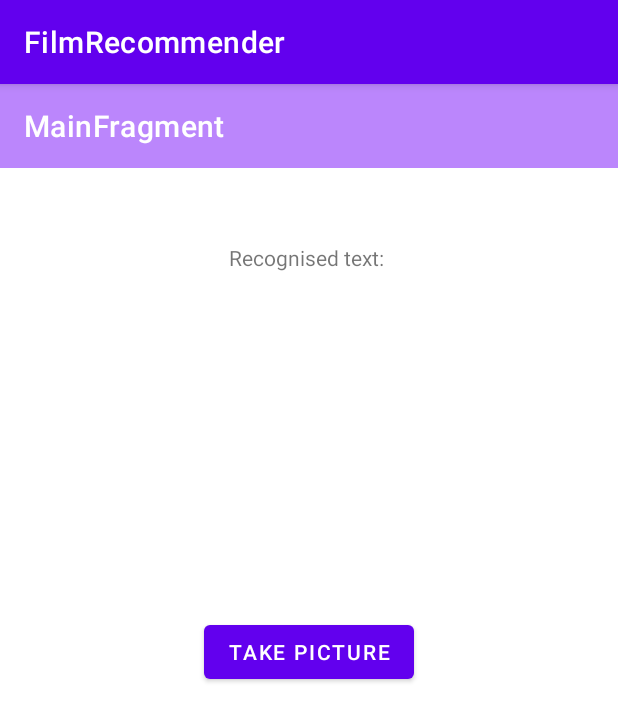
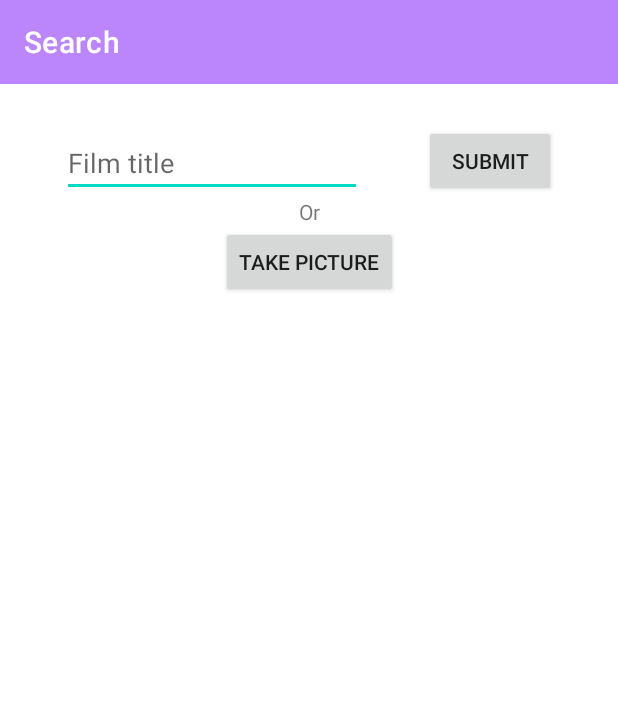
Before and after one commit to CharlievWilliams/FilmRecommender, an Android app: the screen it shows after launch (MainActivity), on a phone screen of 412 x 824 dp. Shown: the top 721 px of the screen. Run offline under Robolectric (Android 15) with nearby library versions, the phone set to English and light mode, and no system bars; our stand-ins replace navigation-ui; libraries missing offline, so code that uses them is left out: com.google.firebase.ml.

Commit message:
Properly architecture my changes and prepare for the results fragment

```diff
--- a/app/build.gradle
+++ b/app/build.gradle
@@ -2,6 +2,7 @@ plugins {
     id 'com.android.application'
     id 'kotlin-android'
     id 'com.google.gms.google-services'
+    id 'androidx.navigation.safeargs.kotlin'
 }
 
 android {
@@ -78,4 +79,9 @@ dependencies {
     implementation 'com.squareup.retrofit2:retrofit:2.9.0'
     implementation 'com.squareup.retrofit2:converter-gson:2.6.0'
     implementation 'com.squareup.okhttp3:logging-interceptor:4.5.0'
+
+    // Image Management
+    implementation 'com.squareup.picasso:picasso:2.8'
+    implementation 'com.github.bumptech.glide:glide:4.12.0'
+    annotationProcessor 'com.github.bumptech.glide:compiler:4.12.0'
 }
--- a/app/src/main/java/com/charlievwwilliams/filmrecommender/viewmodels/MainViewModel.kt
+++ b/app/src/main/java/com/charlievwwilliams/filmrecommender/viewmodels/MainViewModel.kt
@@ -8,12 +8,12 @@ import com.charlievwwilliams.filmrecommender.extensions.Event
 import com.charlievwwilliams.filmrecommender.model.search.Search
 import com.charlievwwilliams.filmrecommender.utils.Constants.Companion.API_KEY
 import com.charlievwwilliams.filmrecommender.viewstates.MainNavigationEffect
-import com.charlievwwilliams.filmrecommender.viewstates.MainNavigationEffect.NavigateToCalculatorEffect
+import com.charlievwwilliams.filmrecommender.viewstates.MainNavigationEffect.NavigateToResultEffect
 import com.charlievwwilliams.filmrecommender.viewstates.MainViewEffect
 import com.charlievwwilliams.filmrecommender.viewstates.MainViewEffect.FilmSearchedEffect
+import com.charlievwwilliams.filmrecommender.viewstates.MainViewEffect.OpenCameraEffect
 import com.charlievwwilliams.filmrecommender.viewstates.MainViewEvent
-import com.charlievwwilliams.filmrecommender.viewstates.MainViewEvent.ScreenLoadEvent
-import com.charlievwwilliams.filmrecommender.viewstates.MainViewEvent.SplashButtonPressedEvent
+import com.charlievwwilliams.filmrecommender.viewstates.MainViewEvent.*
 import com.charlievwwilliams.filmrecommender.viewstates.MainViewState
 import kotlinx.coroutines.CoroutineScope
 import kotlinx.coroutines.Dispatchers.IO
@@ -31,39 +31,29 @@ class MainViewModel : ViewModel() {
     fun onEvent(event: MainViewEvent) {
         when (event) {
             is ScreenLoadEvent -> onScreenLoad()
-            is SplashButtonPressedEvent -> navigationEffect.value =
-                Event(NavigateToCalculatorEffect)
+            is TakePicturePressedEvent -> viewEffect.value = Event(OpenCameraEffect)
+            is SubmitPressedEvent -> searchFilm(event.title)
+            is ItemPressedEvent -> navigationEffect.value = Event(NavigateToResultEffect(event.id))
         }
     }
 
     private fun onScreenLoad() {
-        onScreenLoadSuccess()
+        viewState.value = MainViewState(isLoading = false)
     }
 
-    fun tempFunction(input: String) {
-        // IO (Network request), MainThread (UI), Default (Heavy Computation)
+    private fun searchFilm(input: String) {
+        viewState.value = MainViewState(isLoading = true)
         CoroutineScope(IO).launch {
             val result = getResultFromAPI(input)
-            // Go to main for UI Operations
             withContext(Main) {
-                tempFunctionTwo(result)
+                viewEffect.value = Event(FilmSearchedEffect(result))
+                viewState.value = MainViewState(isLoading = false)
             }
         }
     }
 
-    private fun tempFunctionTwo(result: Search) {
-        viewEffect.value = Event(FilmSearchedEffect(result))
-    }
-
-    private fun onScreenLoadSuccess() {
-        viewState.value = MainViewState(
-            isLoading = false
-        )
-    }
-
     private suspend fun getResultFromAPI(input: String): Search {
-        delay(1000)
-        /*return RetrofitInstance.Api.getMovieDetails(API_KEY)*/
+        delay(500)
         return RetrofitInstance.Api.searchMovies(API_KEY, "en-US", input, "1", "true")
     }
 
--- a/app/src/main/java/com/charlievwwilliams/filmrecommender/viewmodels/SearchResultViewModel.kt
+++ b/app/src/main/java/com/charlievwwilliams/filmrecommender/viewmodels/SearchResultViewModel.kt
@@ -16,9 +16,7 @@ class SearchResultViewModel : ViewModel() {
     private val viewEffect = MutableLiveData<Event<MainViewEffect>>()
 
     fun onEvent(event: MainViewEvent) {
-        when (event) {
 
-        }
     }
 
     private fun onScreenLoad() {
--- a/app/src/main/res/layout/fragment_main.xml
+++ b/app/src/main/res/layout/fragment_main.xml
@@ -1,48 +1,66 @@
 <?xml version="1.0" encoding="utf-8"?>
 <androidx.constraintlayout.widget.ConstraintLayout xmlns:android="http://schemas.android.com/apk/res/android"
     xmlns:app="http://schemas.android.com/apk/res-auto"
-    xmlns:tools="http://schemas.android.com/tools"
     android:layout_width="match_parent"
     android:layout_height="match_parent">
 
-    <TextView
-        android:id="@+id/textView"
-        android:layout_width="wrap_content"
-        android:layout_height="wrap_content"
-        android:layout_marginTop="50dp"
-        android:text="Recognised text: "
-        app:layout_constraintBottom_toTopOf="@+id/imageView"
+    <androidx.core.widget.ContentLoadingProgressBar
+        android:id="@+id/loading"
+        style="?android:attr/progressBarStyleLarge"
+        android:layout_width="48dp"
+        android:layout_height="48dp"
+        app:layout_constraintBottom_toBottomOf="parent"
         app:layout_constraintEnd_toEndOf="parent"
         app:layout_constraintStart_toStartOf="parent"
         app:layout_constraintTop_toTopOf="parent" />
 
-    <ImageView
-        android:id="@+id/imageView"
-        android:layout_width="167dp"
-        android:layout_height="229dp"
-        android:contentDescription="TODO"
+    <androidx.appcompat.widget.AppCompatEditText
+        android:id="@+id/titleEditText"
+        android:layout_width="wrap_content"
+        android:layout_height="wrap_content"
+        android:layout_marginTop="30dp"
+        android:imeOptions="actionDone"
+        android:width="200dp"
+        android:hint="Film title"
+        android:inputType="text"
+        app:layout_constraintLeft_toLeftOf="parent"
+        app:layout_constraintRight_toLeftOf="@id/submitButton"
+        app:layout_constraintTop_toTopOf="parent" />
+
+    <androidx.appcompat.widget.AppCompatButton
+        android:id="@+id/submitButton"
+        android:layout_width="wrap_content"
+        android:layout_height="wrap_content"
+        android:text="Submit"
+        app:layout_constraintBottom_toBottomOf="@id/titleEditText"
+        app:layout_constraintEnd_toEndOf="parent"
+        app:layout_constraintStart_toEndOf="@id/titleEditText" />
+
+    <androidx.appcompat.widget.AppCompatTextView
+        android:id="@+id/textView"
+        android:layout_width="wrap_content"
+        android:layout_height="wrap_content"
+        android:text="Or"
         app:layout_constraintEnd_toEndOf="parent"
         app:layout_constraintStart_toStartOf="parent"
-        app:layout_constraintTop_toBottomOf="@id/textView"
-        tools:srcCompat="@tools:sample/avatars" />
+        app:layout_constraintTop_toBottomOf="@id/titleEditText" />
 
-    <Button
-        android:id="@+id/button"
+    <androidx.appcompat.widget.AppCompatButton
+        android:id="@+id/takePictureButton"
         android:layout_width="wrap_content"
         android:layout_height="wrap_content"
         android:text="Take Picture"
-        app:layout_constraintBottom_toTopOf="@id/recyclerView"
         app:layout_constraintEnd_toEndOf="parent"
         app:layout_constraintStart_toStartOf="parent"
-        app:layout_constraintTop_toBottomOf="@+id/imageView" />
+        app:layout_constraintTop_toBottomOf="@id/textView" />
 
     <androidx.recyclerview.widget.RecyclerView
         android:id="@+id/recyclerView"
         android:layout_width="match_parent"
         android:layout_height="0dp"
+        android:layout_marginTop="30dp"
         app:layout_constraintBottom_toBottomOf="parent"
         app:layout_constraintLeft_toLeftOf="parent"
-        app:layout_constraintRight_toRightOf="parent"
-        app:layout_constraintTop_toBottomOf="@id/button" />
+        app:layout_constraintTop_toBottomOf="@id/takePictureButton" />
 
 </androidx.constraintlayout.widget.ConstraintLayout>
--- a/app/src/main/res/navigation/main_nav_graph.xml
+++ b/app/src/main/res/navigation/main_nav_graph.xml
@@ -8,7 +8,19 @@
     <fragment
         android:id="@+id/mainFragment"
         android:name="com.charlievwwilliams.filmrecommender.fragments.MainFragment"
-        android:label="MainFragment"
-        tools:layout="@layout/fragment_main" />
+        android:label="Search"
+        tools:layout="@layout/fragment_main">
+        <action
+            android:id="@+id/action_mainFragment_to_searchResultFragment"
+            app:destination="@id/searchResultFragment" />
+    </fragment>
+    <fragment
+        android:id="@+id/searchResultFragment"
+        android:name="com.charlievwwilliams.filmrecommender.fragments.SearchResultFragment"
+        android:label="Your Film">
+        <argument
+            android:name="id"
+            app:argType="string" />
+    </fragment>
 
 </navigation>
--- a/app/src/main/res/values-night/themes.xml
+++ b/app/src/main/res/values-night/themes.xml
@@ -1,6 +1,6 @@
 <resources xmlns:tools="http://schemas.android.com/tools">
     <!-- Base application theme. -->
-    <style name="Theme.FilmRecommender" parent="Theme.MaterialComponents.DayNight.DarkActionBar">
+    <style name="Theme.FilmRecommender" parent="Theme.MaterialComponents.DayNight.NoActionBar">
         <!-- Primary brand color. -->
         <item name="colorPrimary">@color/purple_200</item>
         <item name="colorPrimaryVariant">@color/purple_700</item>
@@ -10,7 +10,7 @@
         <item name="colorSecondaryVariant">@color/teal_200</item>
         <item name="colorOnSecondary">@color/black</item>
         <!-- Status bar color. -->
-        <item name="android:statusBarColor" tools:targetApi="l">?attr/colorPrimaryVariant</item>
+        <item name="android:statusBarColor" tools:targetApi="l">@color/purple_200</item>
         <!-- Customize your theme here. -->
     </style>
 </resources>
--- a/app/src/main/res/values/themes.xml
+++ b/app/src/main/res/values/themes.xml
@@ -1,6 +1,6 @@
 <resources xmlns:tools="http://schemas.android.com/tools">
     <!-- Base application theme. -->
-    <style name="Theme.FilmRecommender" parent="Theme.MaterialComponents.DayNight.DarkActionBar">
+    <style name="Theme.FilmRecommender" parent="Theme.MaterialComponents.DayNight.NoActionBar">
         <!-- Primary brand color. -->
         <item name="colorPrimary">@color/purple_500</item>
         <item name="colorPrimaryVariant">@color/purple_700</item>
@@ -10,7 +10,7 @@
         <item name="colorSecondaryVariant">@color/teal_700</item>
         <item name="colorOnSecondary">@color/black</item>
         <!-- Status bar color. -->
-        <item name="android:statusBarColor" tools:targetApi="l">?attr/colorPrimaryVariant</item>
+        <item name="android:statusBarColor" tools:targetApi="l">@color/purple_200</item>
         <!-- Customize your theme here. -->
     </style>
 </resources>
--- a/build.gradle
+++ b/build.gradle
@@ -9,6 +9,7 @@ buildscript {
         classpath "com.android.tools.build:gradle:4.1.2"
         classpath "org.jetbrains.kotlin:kotlin-gradle-plugin:$kotlin_version"
         classpath 'com.google.gms:google-services:4.3.5'
+        classpath "androidx.navigation:navigation-safe-args-gradle-plugin:2.3.3"
     }
 }
 
```
Also changed, not shown: app/src/main/java/com/charlievwwilliams/filmrecommender/extensions/MyAdapter.kt (+26 -16 lines), app/src/main/java/com/charlievwwilliams/filmrecommender/fragments/MainFragment.kt (+46 -36 lines), app/src/main/java/com/charlievwwilliams/filmrecommender/fragments/SearchResultFragment.kt (+13 -13 lines), app/src/main/java/com/charlievwwilliams/filmrecommender/viewstates/MainViewState.kt (+7 -6 lines), app/src/main/java/com/charlievwwilliams/filmrecommender/viewstates/SearchResultViewState.kt (+19 -1 lines), app/src/main/res/layout/film_row_item.xml (added, +43 -0 lines), app/src/main/res/layout/text_row_item.xml (deleted, +0 -22 lines).
